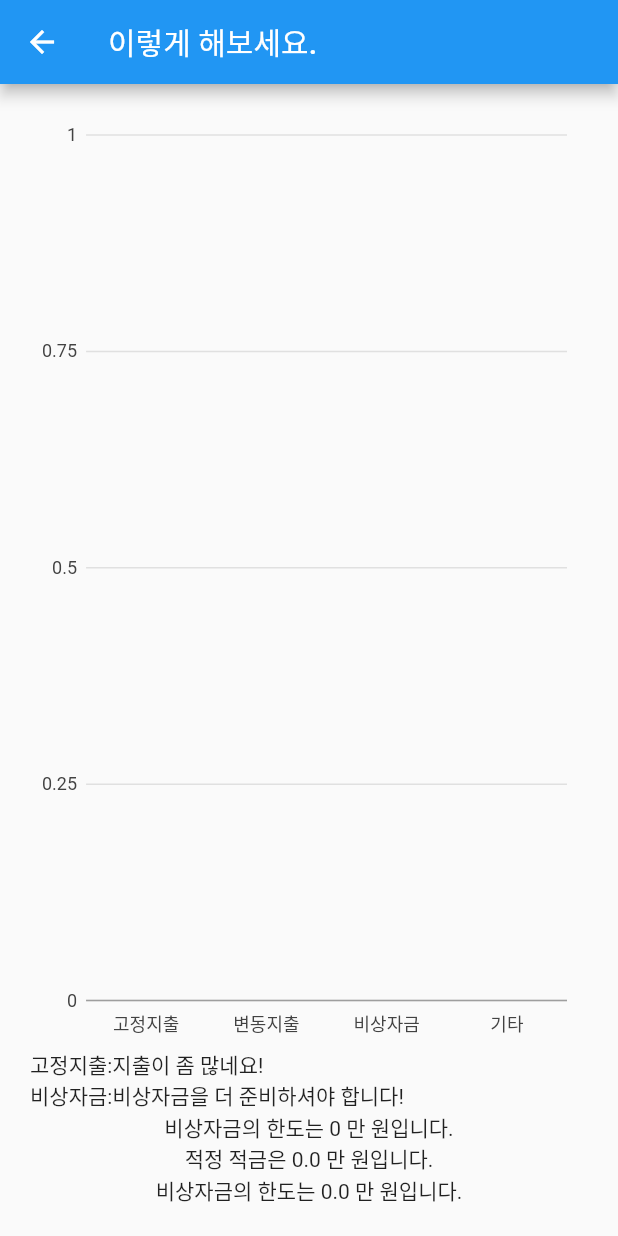
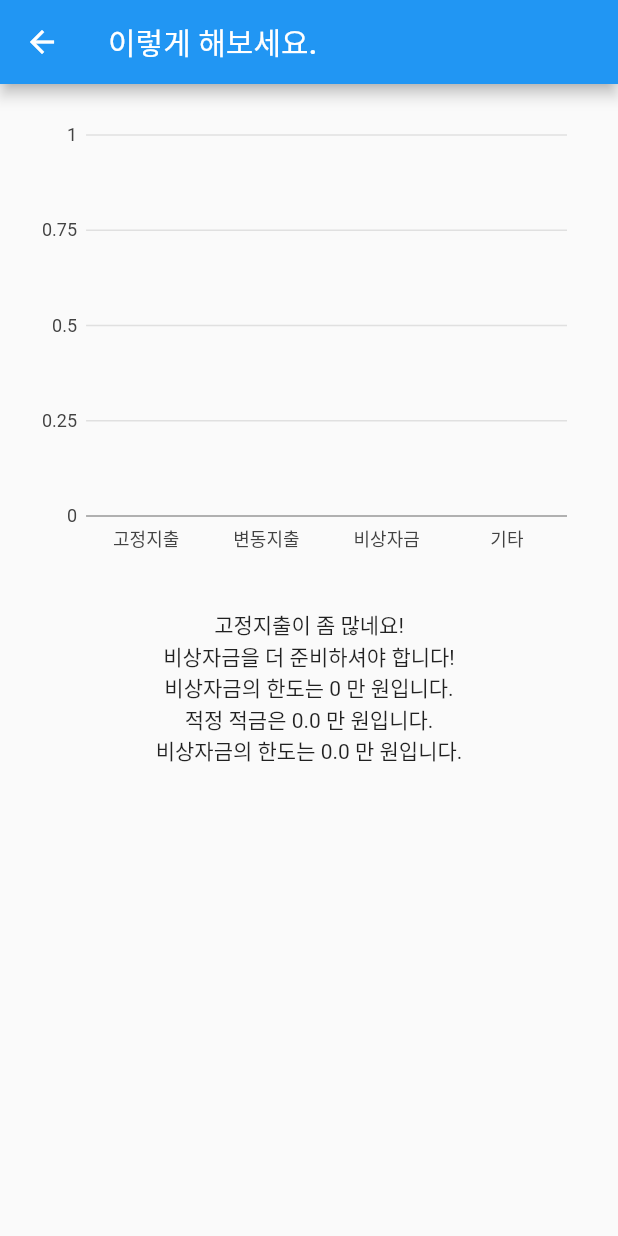
Before and after one commit to roseline124/cashflow-20, a Flutter app: the CashFlowGuide screen opened directly with empty values, on a phone screen of 412 x 824 dp. Run offline on Flutter 3.47's test engine with Material 2 defaults, Android fonts, the phone set to English and light mode, and no system bars; our stand-ins replace charts_flutter.

Commit message:
Fix some layout

```diff
--- a/lib/cashflowGuide.dart
+++ b/lib/cashflowGuide.dart
@@ -66,24 +66,16 @@ class CashFlowGuide extends StatelessWidget {
       body: Container(
         padding: EdgeInsets.all(20.0),
         child: Column(children: <Widget>[
-          Expanded(child: CashflowChart(_createData())),
-          Row(
-            children: <Widget>[
-              Text('고정지출:'),
-              fixedCost + variableCost >=
-                      guide['fixedCost'] + guide['variableCost']
-                  ? Text('지출이 좀 많네요!')
-                  : Text('지출을 늘리셔도 괜찮습니다!'),
-            ],
-          ),
-          Row(
-            children: <Widget>[
-              Text('비상자금:'),
-              emergencyFund <= guide['emergencyFund']
-                  ? Text('비상자금을 더 준비하셔야 합니다!')
-                  : Text('훌륭합니다!'),
-            ],
-          ),
+          Container(
+              margin: EdgeInsets.only(bottom: 30),
+              height: 300,
+              child: Expanded(child: CashflowChart(_createData()))),
+          fixedCost + variableCost >= guide['fixedCost'] + guide['variableCost']
+              ? Text('고정지출이 좀 많네요!')
+              : Text('고정지출을 늘리셔도 괜찮습니다!'),
+          emergencyFund <= guide['emergencyFund']
+              ? Text('비상자금을 더 준비하셔야 합니다!')
+              : Text('훌륭합니다!'),
           Text('비상자금의 한도는 $maxEmergencyFund 만 원입니다.'),
           Text('적정 적금은 $savingsAmount 만 원입니다.'),
           Text('비상자금의 한도는 $insuranceAmount 만 원입니다.'),
```
